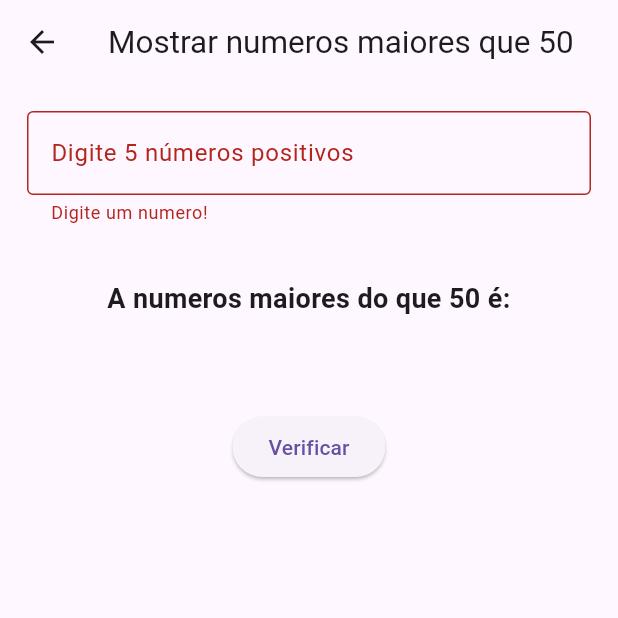
After one commit to LucasDCoelho/challange_2_diamond_solutions, a Flutter app: the NumbersMoreThan50 screen opened directly, after a tap on "Verificar", on a phone screen of 412 x 824 dp, the top half of it. The commit adds this screen. Run offline on Flutter 3.47's test engine with Material 3 defaults, Android fonts, the phone set to English and light mode, and no system bars; our stand-ins replace mask_text_input_formatter.

Commit message:
add: create a function for show numbers more than 50

```diff
--- /dev/null
+++ b/lib/screens/numbers_more_than_50.dart
@@ -0,0 +1,112 @@
+import "package:flutter/material.dart";
+import 'package:mask_text_input_formatter/mask_text_input_formatter.dart';
+import '../components/custom_text_form_field.dart';
+
+class NumbersMoreThan50 extends StatefulWidget {
+
+  const NumbersMoreThan50({super.key});
+
+  @override
+  State<NumbersMoreThan50> createState() => _NumbersMoreThan50State();
+}
+
+class _NumbersMoreThan50State extends State<NumbersMoreThan50> {
+  final GlobalKey<FormState> _formNumbersMoreThan50Key = GlobalKey<FormState>();
+  final TextEditingController _numbersMoreThan50Controller = TextEditingController();
+  final maskFiveNumbers = MaskTextInputFormatter(
+      mask: "##/##/##/##/##",
+      filter: {"#": RegExp(r'[0-9]')}
+  );
+  List<int> _resultList = [];
+
+  void _showNumberMoreThan50() {
+    String numbersString = _numbersMoreThan50Controller.text;
+    List<int> numbers = _parseNumbers(numbersString);
+
+    List<int> numbersMoreThan50 = _getNumberMoreThan50(numbers);
+
+    setState(() {
+      _resultList = numbersMoreThan50;
+    });
+
+  }
+
+  List<int> _parseNumbers(String numbersString) {
+    List<String> numberStrings = numbersString.split("/");
+    List<int> numbers = [];
+
+    for (String numStr in numberStrings) {
+      int num = int.tryParse(numStr) ?? 0;
+      numbers.add(num);
+    }
+
+    return numbers;
+  }
+
+  List<int> _getNumberMoreThan50(List<int> numbers) {
+    List<int> numbersMoreThan50 = numbers.where((number) => number > 50).toList();
+
+    return numbersMoreThan50;
+  }
+
+
+  @override
+  Widget build(BuildContext context) {
+    return Scaffold(
+        appBar: AppBar(
+          title: const Text("Mostrar numeros maiores que 50", style: TextStyle(
+            fontSize: 21,
+          ),),
+        ),
+        body: Form(
+          key: _formNumbersMoreThan50Key,
+          child: Column(
+            children: [
+              Padding(
+                padding: const EdgeInsets.all(18.0),
+                child: CustomTextFormField(
+                  controller: _numbersMoreThan50Controller,
+                  keyboardType: TextInputType.number,
+                  decoration: const InputDecoration(
+                      labelText: "Digite 5 números positivos",
+                      border: OutlineInputBorder()),
+                  validator: (value) {
+                    if (value == null || value.isEmpty ) {
+                      return "Digite um numero!";
+                    } else {
+                      return null;
+                    }
+                  },
+                  inputFormatters: [
+                    maskFiveNumbers
+                  ],
+                ),
+              ),
+              Padding(
+                padding: const EdgeInsets.all(18.0),
+                child: Visibility(
+                    visible: _resultList != [],
+                    child: Text(
+                      "A numeros maiores do que 50 é: \n"
+                          "${_resultList.join(", ")}",
+                      textAlign: TextAlign.center,
+                      style: const TextStyle(
+                        fontSize: 18, fontWeight: FontWeight.bold, ),
+                    )),
+              ),
+              Padding(
+                padding: const EdgeInsets.all(18.0),
+                child: ElevatedButton(
+                    onPressed: () {
+                      if(_formNumbersMoreThan50Key.currentState!.validate()){
+                        _showNumberMoreThan50();
+                        _numbersMoreThan50Controller.clear();
+                      }
+                    },
+                    child: const Text("Verificar")),
+              )
+            ],
+          ),
+        ));
+  }
+}
```
Also changed, not shown: lib/components/drawer.dart (+9 -0 lines).
